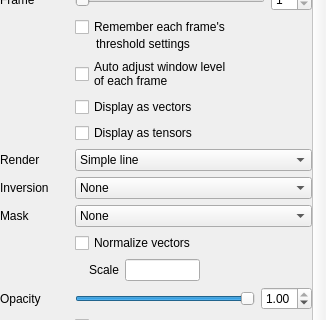
freesurfer/freesurfer, file freeview/PanelVolume.ui: the form before one commit; both pictures show x 0 to 326 and y 138 to 458 of the 326 by 1499 pixel window.
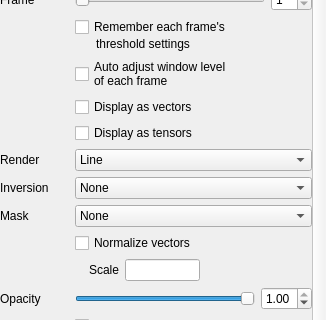
The form after the commit. Icons and pictures are not drawn. Custom widgets are drawn as their Qt base class.

Diff of the .ui file:
```diff
--- a/freeview/PanelVolume.ui
+++ b/freeview/PanelVolume.ui
@@ -155,7 +155,12 @@
        <widget class="QComboBox" name="comboBoxRenderObject">
         <item>
          <property name="text">
-          <string>Simple line</string>
+          <string>Line</string>
+         </property>
+        </item>
+        <item>
+         <property name="text">
+          <string>Line with direction</string>
          </property>
         </item>
         <item>
```
